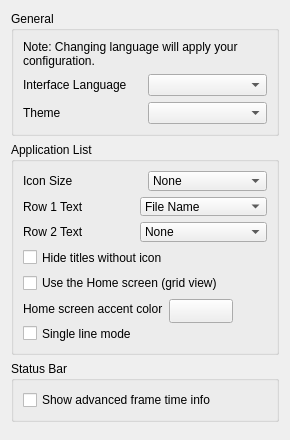
The window that src/citra_qt/configuration/configure_ui.ui (JGMirand4/azahar-mac-ui) describes before a commit, drawn with Qt 5.
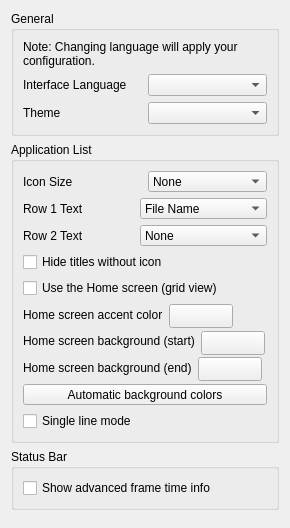
The same window after the commit.

```diff
--- a/src/citra_qt/configuration/configure_ui.ui
+++ b/src/citra_qt/configuration/configure_ui.ui
@@ -236,6 +236,87 @@
           </item>
          </layout>
         </item>
+        <item>
+         <layout class="QHBoxLayout" name="home_bg_top_layout">
+          <item>
+           <widget class="QLabel" name="home_bg_top_label">
+            <property name="text">
+             <string>Home screen background (start)</string>
+            </property>
+           </widget>
+          </item>
+          <item>
+           <widget class="QPushButton" name="home_bg_top_button">
+            <property name="minimumSize">
+             <size>
+              <width>64</width>
+              <height>24</height>
+             </size>
+            </property>
+            <property name="text">
+             <string/>
+            </property>
+           </widget>
+          </item>
+          <item>
+           <spacer name="home_bg_top_spacer">
+            <property name="orientation">
+             <enum>Qt::Horizontal</enum>
+            </property>
+            <property name="sizeHint" stdset="0">
+             <size>
+              <width>40</width>
+              <height>20</height>
+             </size>
+            </property>
+           </spacer>
+          </item>
+         </layout>
+        </item>
+        <item>
+         <layout class="QHBoxLayout" name="home_bg_bottom_layout">
+          <item>
+           <widget class="QLabel" name="home_bg_bottom_label">
+            <property name="text">
+             <string>Home screen background (end)</string>
+            </property>
+           </widget>
+          </item>
+          <item>
+           <widget class="QPushButton" name="home_bg_bottom_button">
+            <property name="minimumSize">
+             <size>
+              <width>64</width>
+              <height>24</height>
+             </size>
+            </property>
+            <property name="text">
+             <string/>
+            </property>
+           </widget>
+          </item>
+          <item>
+           <spacer name="home_bg_bottom_spacer">
+            <property name="orientation">
+             <enum>Qt::Horizontal</enum>
+            </property>
+            <property name="sizeHint" stdset="0">
+             <size>
+              <width>40</width>
+              <height>20</height>
+             </size>
+            </property>
+           </spacer>
+          </item>
+         </layout>
+        </item>
+        <item>
+         <widget class="QPushButton" name="home_bg_reset_button">
+          <property name="text">
+           <string>Automatic background colors</string>
+          </property>
+         </widget>
+        </item>
         <item>
          <widget class="QCheckBox" name="toggle_single_line_mode">
           <property name="text">
```
